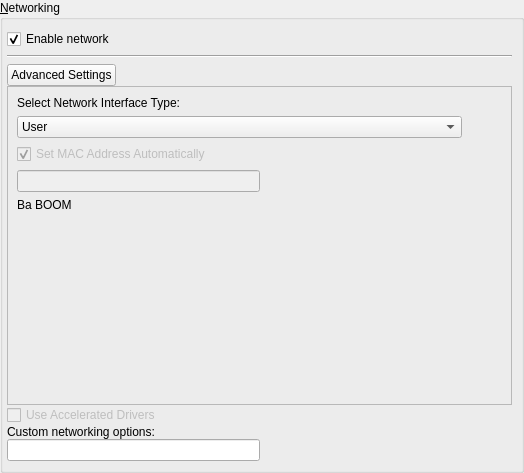
The window that ui/networkpage.ui (uwolfer/qtemu) describes before a commit, drawn with Qt 5.
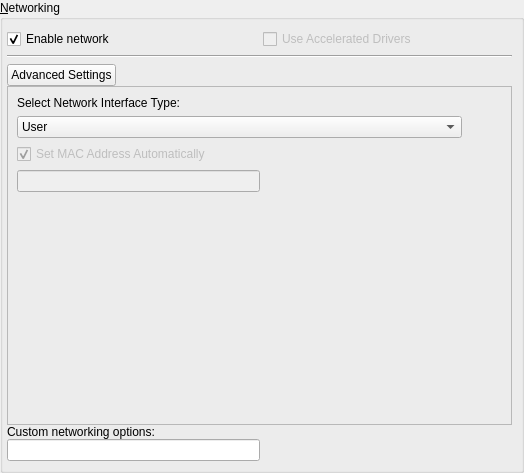
The same window after the commit.

Commit message: network settings page refinements

What changed in the file:
```diff
--- a/ui/networkpage.ui
+++ b/ui/networkpage.ui
@@ -29,6 +29,8 @@
        <number>4</number>
       </property>
       <item>
+       <layout class="QHBoxLayout" name="horizontalLayout" >
+        <item>
        <widget class="QCheckBox" name="networkCheck" >
         <property name="text" >
          <string>Enable network</string>
@@ -39,6 +41,18 @@
        </widget>
       </item>
       <item>
+         <widget class="QCheckBox" name="netAccelCheck" >
+          <property name="enabled" >
+           <bool>false</bool>
+          </property>
+          <property name="text" >
+           <string>Use Accelerated Drivers</string>
+          </property>
+         </widget>
+        </item>
+       </layout>
+      </item>
+      <item>
        <widget class="Line" name="line_3" >
         <property name="orientation" >
          <enum>Qt::Horizontal</enum>
@@ -106,7 +120,7 @@
                 <x>3</x>
                 <y>3</y>
                 <width>498</width>
-                <height>275</height>
+                <height>296</height>
                </rect>
               </property>
               <layout class="QVBoxLayout" name="verticalLayout_31" >
@@ -208,13 +222,6 @@
                  </item>
                 </layout>
                </item>
-               <item>
-                <widget class="QLabel" name="label" >
-                 <property name="text" >
-                  <string>Ba BOOM</string>
-                 </property>
-                </widget>
-               </item>
                <item>
                 <spacer name="verticalSpacer_7" >
                  <property name="orientation" >
@@ -245,16 +252,6 @@
            </item>
           </layout>
          </item>
-         <item>
-          <widget class="QCheckBox" name="netAccelCheck" >
-           <property name="enabled" >
-            <bool>false</bool>
-           </property>
-           <property name="text" >
-            <string>Use Accelerated Drivers</string>
-           </property>
-          </widget>
-         </item>
          <item>
           <widget class="QLabel" name="label_7" >
            <property name="text" >
```
Lines whose indentation alone changed are shown as unchanged.
